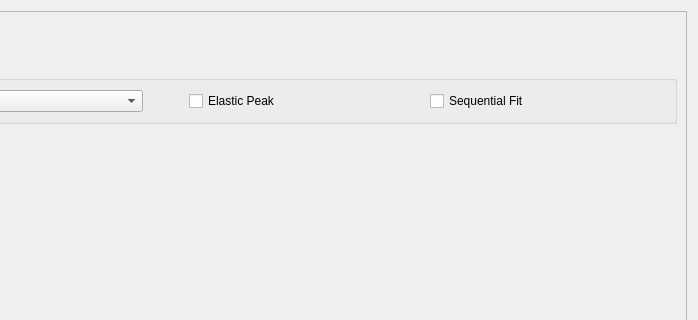
Above: qt/scientific_interfaces/Inelastic/BayesFitting/Stretch.ui from mantidproject/mantid before the change; both pictures show x 202 to 900 and y 0 to 320 of the 900 by 600 pixel window. Below: the same form after it.
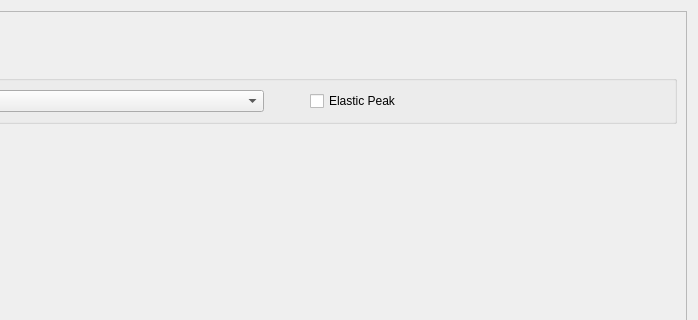
That is the form after the change. Custom widgets are drawn as their Qt base class.

Diff of the .ui file:
```diff
--- a/qt/scientific_interfaces/Inelastic/BayesFitting/Stretch.ui
+++ b/qt/scientific_interfaces/Inelastic/BayesFitting/Stretch.ui
@@ -147,13 +147,6 @@
               </item>
              </widget>
             </item>
-            <item row="0" column="4">
-             <widget class="QCheckBox" name="chkSequentialFit">
-              <property name="text">
-               <string>Sequential Fit</string>
-              </property>
-             </widget>
-            </item>
             <item row="0" column="3">
              <widget class="QCheckBox" name="chkElasticPeak">
               <property name="text">
```
